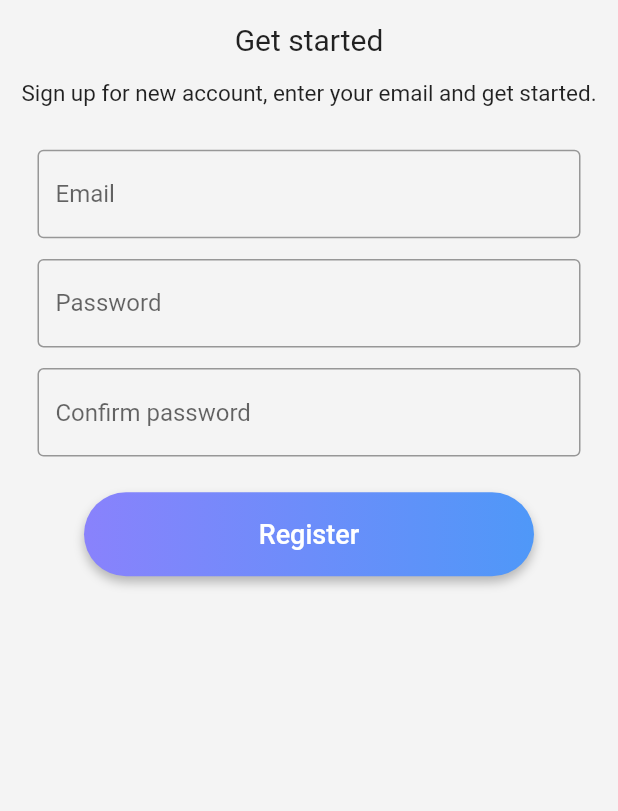
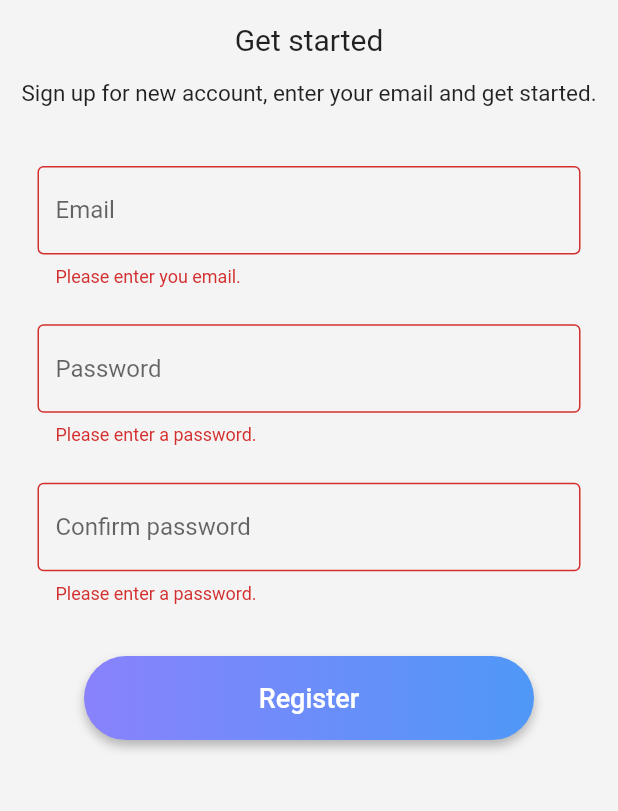
Before and after one commit to jp928/solo_traveller, a Flutter app: the GetStartScreen screen opened directly, after a tap on "Register", on a phone screen of 412 x 824 dp, the part 372-1183 px from its top. Run offline on Flutter 3.47's test engine with Material 2 defaults, Android fonts, the light colour scheme and no system bars.

Commit message:
feat: call register api

```diff
--- /dev/null
+++ b/lib/futures/register_future.dart
@@ -0,0 +1,29 @@
+import 'dart:convert';
+import 'dart:developer';
+import 'package:http/http.dart' as http;
+
+Future<bool> register(String email, String password) async {
+  final response = await http.post(
+    Uri.parse('https://solodevelopment.ml/account/register'),
+    headers: <String, String>{
+      'Content-Type': 'application/json; charset=UTF-8',
+    },
+    body: jsonEncode(<String, String>{
+      'email': email,
+      'password': password,
+    }),
+  );
+
+  if (response.statusCode == 200) {
+    // If the server did return a 201 CREATED response,
+    // then parse the JSON.
+    // return Album.fromJson(jsonDecode(response.body))
+    var data = jsonDecode(response.body);
+    log('data: $data');
+    return true;
+  } else {
+    // If the server did not return a 201 CREATED response,
+    // then throw an exception.
+    throw Exception('Failed to create album.');
+  }
+}
--- a/lib/screens/get_start_screen.dart
+++ b/lib/screens/get_start_screen.dart
@@ -1,7 +1,27 @@
 import 'package:flutter/material.dart';
+import 'package:solo_traveller/futures/register_future.dart';
 import 'package:solo_traveller/widgets/round_gradient_button.dart';
 
 class GetStartScreen extends StatelessWidget {
+  final TextEditingController _emailController = TextEditingController();
+  final TextEditingController _passwordController = TextEditingController();
+  final TextEditingController _confirmPasswordController = TextEditingController();
+
+  final _registerForm = GlobalKey<FormState>();
+
+  void _register(context) async {
+    final isValid = _registerForm.currentState!.validate();
+    if (!isValid) {
+      return;
+    }
+
+    bool result = await register(_emailController.text, _passwordController.text);
+
+    if (result) {
+      Navigator.pop(context);
+    }
+  }
+
   @override
   Widget build(BuildContext context) {
     return Scaffold(
@@ -18,7 +38,7 @@ class GetStartScreen extends StatelessWidget {
           child: SingleChildScrollView(
               child: Container(
             // height: 500,
-            height: 600,
+            height: 720,
             child: Column(
               mainAxisAlignment: MainAxisAlignment.start,
               children: <Widget>[
@@ -42,11 +62,24 @@ class GetStartScreen extends StatelessWidget {
                 Expanded(
                   child: Padding(
                     padding: EdgeInsets.symmetric(horizontal: 25),
+                    child: Form(
+                      key: _registerForm,
                       child: Column(
                         crossAxisAlignment: CrossAxisAlignment.center,
                         mainAxisAlignment: MainAxisAlignment.spaceEvenly,
                         children: <Widget>[
-                        TextField(
+                          TextFormField(
+                            controller: _emailController,
+                            validator: (text) {
+                              if (text == null || text.isEmpty) {
+                                return 'Please enter you email.';
+                              }
+
+                              if (RegExp(r'^(([^<>()[\]\\.,;:\s@\"]+(\.[^<>()[\]\\.,;:\s@\"]+)*)|(\".+\"))@((\[[0-9]{1,3}\.[0-9]{1,3}\.[0-9]{1,3}\.[0-9]{1,3}\])|(([a-zA-Z\-0-9]+\.)+[a-zA-Z]{2,}))$').hasMatch(text) == false) {
+                                return 'Please enter a valid email.';
+                              }
+                              return null;
+                            },
                             decoration: InputDecoration(
                                 border: OutlineInputBorder(
                                     borderSide: new BorderSide(color: Color.fromRGBO(218, 218, 236, 1))
@@ -57,8 +90,17 @@ class GetStartScreen extends StatelessWidget {
                                 ),
                                 hintText: 'Email'
                             ),
+                            autocorrect: false,
                           ),
-                        TextField(
+                          TextFormField(
+                            controller: _passwordController,
+                            validator: (text) {
+                              if (text == null || text.isEmpty) {
+                                return 'Please enter a password.';
+                              }
+
+                              return null;
+                            },
                             decoration: InputDecoration(
                               border: OutlineInputBorder(
                                   borderSide: new BorderSide(color: Color.fromRGBO(218, 218, 236, 1))
@@ -68,9 +110,19 @@ class GetStartScreen extends StatelessWidget {
                               ),
                               hintText: 'Password',
                             ),
-                          // scrollPadding: EdgeInsets.only(top: 100),
+                            autocorrect: false,
+                            obscureText: true,
                           ),
-                        TextField(
+                          TextFormField(
+                            controller: _confirmPasswordController,
+                            validator: (text) {
+                              if (text == null || text.isEmpty)
+                                return 'Please enter a password.';
+                              if (text != _confirmPasswordController.text)
+                                return 'Confirm password has to match.';
+
+                              return null;
+                            },
                             decoration: InputDecoration(
                                 border: OutlineInputBorder(
                                     borderSide: new BorderSide(color: Color.fromRGBO(218, 218, 236, 1))
@@ -78,17 +130,20 @@ class GetStartScreen extends StatelessWidget {
                                 focusedBorder: OutlineInputBorder(
                                     borderSide: new BorderSide(color: Color.fromRGBO(79, 152, 248, 1))
                                 ),
-                            hintText: 'Confirm password'),
+                                hintText: 'Confirm password'
+                            ),
+                            autocorrect: false,
+                            obscureText: true,
                           ),
 
                           RoundedGradientButton(
                             buttonText: 'Register',
                             width: 300,
-                            onPressed: () {
-
-                        })
+                            onPressed: () => _register(context),
+                          ),
                         ],
                       ),
+                    )
                 ))
               ],
             ),
--- a/pubspec.yaml
+++ b/pubspec.yaml
@@ -23,7 +23,7 @@ environment:
 dependencies:
   flutter:
     sdk: flutter
-
+  http: ^0.13.3
 
   # The following adds the Cupertino Icons font to your application.
   # Use with the CupertinoIcons class for iOS style icons.
```
Also changed, not shown: pubspec.lock, 1 other file. Lines whose indentation alone changed are shown as unchanged.
